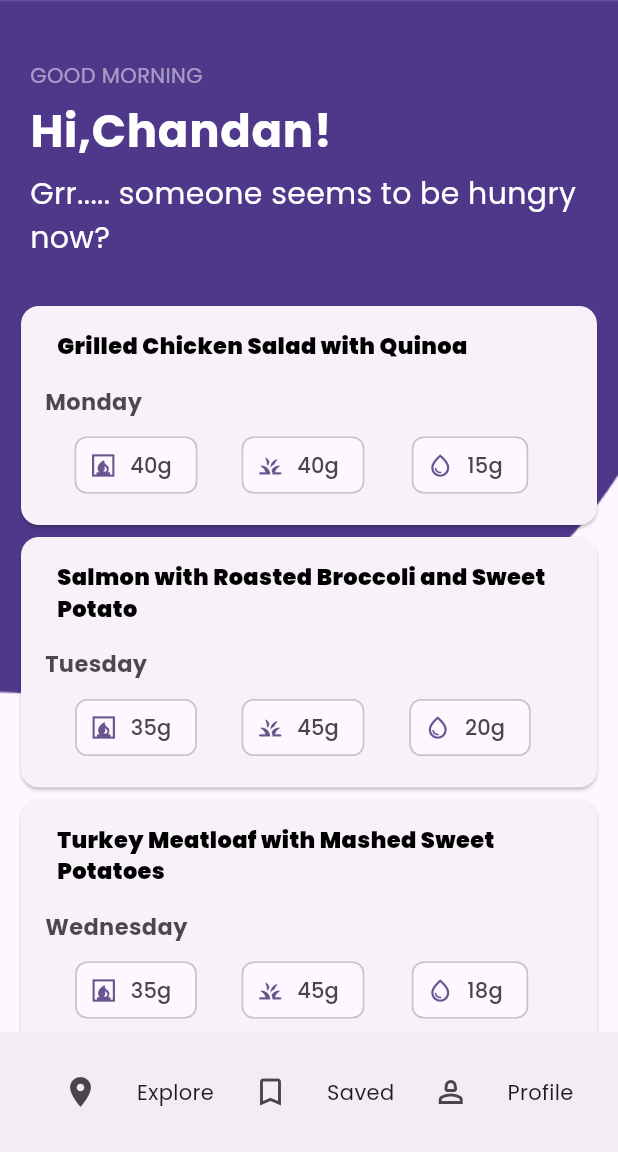
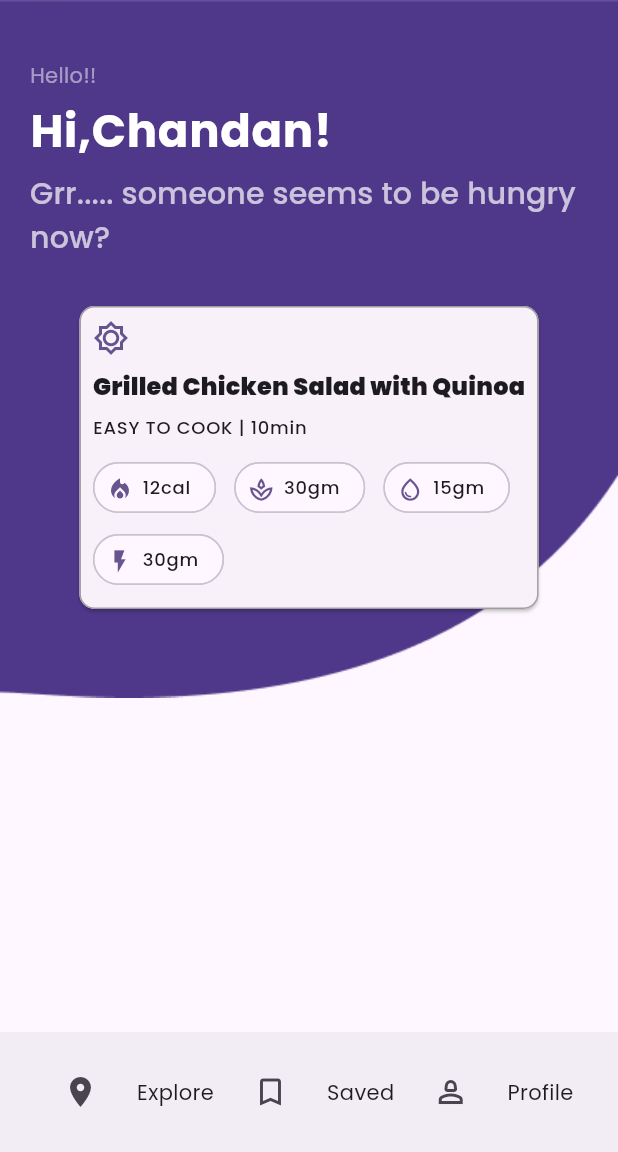
Before and after one commit to ChandanKhamitkar/trinetra_vallabh, a Flutter app: the HomeScreenPage screen opened directly, on a phone screen of 412 x 824 dp, the part 84-1236 px from its top. Run offline on Flutter 3.47's test engine with Material 3 defaults, Android fonts, the phone set to English and light mode, and no system bars; our stand-ins replace cloud_firestore, firebase_auth, firebase_core, flutter_svg, google_fonts, google_sign_in and 1 more; accounts and stored records are empty.

Commit message:
Modified Food card in home_screen
Signed-off-by: unknown <khamitkarsaichandan1035@gmail.com>

```diff
--- a/lib/UI/screens/home_screen.dart
+++ b/lib/UI/screens/home_screen.dart
@@ -23,46 +23,47 @@ class _HomeScreenPageState extends State<HomeScreenPage> {
     genData = [
       {
         "meal": "Grilled Chicken Salad with Quinoa",
-        "day": "Monday",
-        "protien": "40g",
-        "carbs": "40g",
-        "fat": "15g",
+        "day": "EASY TO COOK | 10min",
+        "protien": "12cal",
+        "carbs": "30gm",
+        "fat": "15gm",
+        "cys": "30gm",
       },
-      {
-        "meal": "Salmon with Roasted Broccoli and Sweet Potato",
-        "day": "Tuesday",
-        "protien": "35g",
-        "carbs": "45g",
-        "fat": "20g",
-      },
-      {
-        "meal": "Turkey Meatloaf with Mashed Sweet Potatoes",
-        "day": "Wednesday",
-        "protien": "35g",
-        "carbs": "45g",
-        "fat": "18g",
-      },
-      {
-        "meal": "Chicken Stir-fry with Brown Rice",
-        "day": "Thursday",
-        "protien": "35g",
-        "carbs": "45g",
-        "fat": "18g",
-      },
-      {
-        "meal": "Tuna Salad Sandwich on Whole Wheat Bread",
-        "day": "Friday",
-        "protien": "35g",
-        "carbs": "45g",
-        "fat": "18g",
-      },
-      {
-        "meal": "Lean Beef and Vegetable Skewers",
-        "day": "Friday",
-        "protien": "35g",
-        "carbs": "45g",
-        "fat": "18g",
-      },
+      // {
+      //   "meal": "Salmon with Roasted Broccoli and Sweet Potato",
+      //   "day": "Tuesday",
+      //   "protien": "35g",
+      //   "carbs": "45g",
+      //   "fat": "20g",
+      // },
+      // {
+      //   "meal": "Turkey Meatloaf with Mashed Sweet Potatoes",
+      //   "day": "Wednesday",
+      //   "protien": "35g",
+      //   "carbs": "45g",
+      //   "fat": "18g",
+      // },
+      // {
+      //   "meal": "Chicken Stir-fry with Brown Rice",
+      //   "day": "Thursday",
+      //   "protien": "35g",
+      //   "carbs": "45g",
+      //   "fat": "18g",
+      // },
+      // {
+      //   "meal": "Tuna Salad Sandwich on Whole Wheat Bread",
+      //   "day": "Friday",
+      //   "protien": "35g",
+      //   "carbs": "45g",
+      //   "fat": "18g",
+      // },
+      // {
+      //   "meal": "Lean Beef and Vegetable Skewers",
+      //   "day": "Friday",
+      //   "protien": "35g",
+      //   "carbs": "45g",
+      //   "fat": "18g",
+      // },
     ];
   }
 
@@ -94,7 +95,7 @@ class _HomeScreenPageState extends State<HomeScreenPage> {
                 crossAxisAlignment: CrossAxisAlignment.start,
                 children: [
                   Text(
-                    'GOOD MORNING',
+                    'Hello!!',
                     style: Theme.of(context)
                         .textTheme
                         .bodyMedium
@@ -111,8 +112,8 @@ class _HomeScreenPageState extends State<HomeScreenPage> {
                   SizedBox(height: 5),
                   Text(
                     'Grr..... someone seems to be hungry now?',
-                    style: Theme.of(context).textTheme.bodyMedium?.copyWith(
-                          color: Colors.white.withOpacity(1.0),
+                    style: Theme.of(context).textTheme.titleSmall?.copyWith(
+                          color: Colors.white.withOpacity(0.7),
                           fontSize: 20,
                         ),
                   )
@@ -133,66 +134,95 @@ class _HomeScreenPageState extends State<HomeScreenPage> {
                       crossAxisAlignment: CrossAxisAlignment.center,
                       children: [
                         Card(
-                          child: ListTile(
-                            title: Padding(
-                              padding: const EdgeInsets.all(8.0),
-                              child: Text(genData[index]["meal"],
+                          shape: RoundedRectangleBorder(
+                              side: BorderSide(color: Colors.grey, width: 1.0),
+                              borderRadius: BorderRadius.circular(10.0)),
+                          child: Padding(
+                            padding: const EdgeInsets.all(
+                                9.0), // Add padding to the card content
+                            child: Column(
+                              crossAxisAlignment: CrossAxisAlignment.start,
+                              spacing: 8,
+                              children: [
+                                Icon(
+                                  Icons.brightness_5_outlined,
+                                  color: Color(0xff65558F),
+                                ), // Spacing between icon and content
+                                Text(genData[index]["meal"],
                                     style: Theme.of(context)
                                         .textTheme
-                                      .bodyMedium
+                                        .titleMedium
                                         ?.copyWith(
-                                          color: Colors.black.withOpacity(1.0),
-                                          fontSize: 15,
                                             fontWeight: FontWeight.w900)),
-                            ),
-                            subtitle: Column(
-                              mainAxisSize: MainAxisSize.min,
-                              crossAxisAlignment: CrossAxisAlignment.start,
-                              children: [
-                                Padding(
-                                  padding: const EdgeInsets.only(top: 8.0),
-                                  child: Text(genData[index]["day"],
+                                Text(genData[index]["day"],
                                     style: Theme.of(context)
                                         .textTheme
-                                          .bodyMedium
+                                        .labelMedium),
+                                Wrap(
+                                  spacing: 12,
+                                  children: [
+                                    Chip(
+                                      shape: RoundedRectangleBorder(
+                                          borderRadius:
+                                              BorderRadius.circular(20)),
+                                      avatar: Icon(Icons.local_fire_department),
+                                      label: Text(
+                                        genData[index]["protien"],
+                                        style: Theme.of(context)
+                                            .textTheme
+                                            .labelMedium
                                             ?.copyWith(
-                                              color:
-                                                  Colors.black.withOpacity(0.7),
-                                              fontSize: 15,
-                                              fontWeight: FontWeight.w700)),
-                                ),
-                                Padding(
-                                  padding: const EdgeInsets.all(8.0),
-                                  child: Row(
-                                    spacing: 6,
-                                    children: [
-                                      Expanded(
-                                        child: Chip(
-                                          avatar: Icon(Icons.fireplace_sharp),
-                                          label:
-                                              Text(genData[index]["protien"]),
+                                                fontWeight: FontWeight.w500),
                                       ),
                                     ),
-                                      Expanded(
-                                        child: Chip(
-                                          avatar: Icon(Icons.grass_rounded),
-                                          label: Text(genData[index]["carbs"]),
+                                    Chip(
+                                      shape: RoundedRectangleBorder(
+                                          borderRadius:
+                                              BorderRadius.circular(20)),
+                                      avatar: Icon(Icons.spa_outlined),
+                                      label: Text(
+                                        genData[index]["carbs"],
+                                        style: Theme.of(context)
+                                            .textTheme
+                                            .labelMedium
+                                            ?.copyWith(
+                                                fontWeight: FontWeight.w500),
                                       ),
                                     ),
-                                      Expanded(
-                                        child: Chip(
-                                          avatar:
-                                              Icon(Icons.water_drop_outlined),
-                                          label: Text(genData[index]["fat"]),
+                                    Chip(
+                                      shape: RoundedRectangleBorder(
+                                          borderRadius:
+                                              BorderRadius.circular(20)),
+                                      avatar: Icon(Icons.water_drop_outlined),
+                                      label: Text(
+                                        genData[index]["fat"],
+                                        style: Theme.of(context)
+                                            .textTheme
+                                            .labelMedium
+                                            ?.copyWith(
+                                                fontWeight: FontWeight.w500),
+                                      ),
+                                    ),
+                                    Chip(
+                                      shape: RoundedRectangleBorder(
+                                          borderRadius:
+                                              BorderRadius.circular(20)),
+                                      avatar: Icon(Icons.flash_on_outlined),
+                                      label: Text(
+                                        genData[index]["cys"],
+                                        style: Theme.of(context)
+                                            .textTheme
+                                            .labelMedium
+                                            ?.copyWith(
+                                                fontWeight: FontWeight.w500),
                                       ),
                                     ),
                                   ],
                                 ),
-                                )
                               ],
                             ),
                           ),
-                        )
+                        ),
                       ],
                     );
                   }),
--- a/lib/main.dart
+++ b/lib/main.dart
@@ -69,15 +69,18 @@ class MyApp extends StatelessWidget {
                     userAuthProvider.setUser(snapshot.data);
                     return const HomeScreenPage();
                   } else {
-                    return OnboardingPage();
+                    // return OnboardingPage();
+                    return HomeScreenPage();
                   }
                 } else {
-                  return OnboardingPage();
+                  // return OnboardingPage();
+                  return HomeScreenPage();
                 }
               },
             );
           } else {
-            return OnboardingPage();
+            // return OnboardingPage();
+            return HomeScreenPage();
           }
         },
       ),
```
Lines whose indentation alone changed are shown as unchanged.
